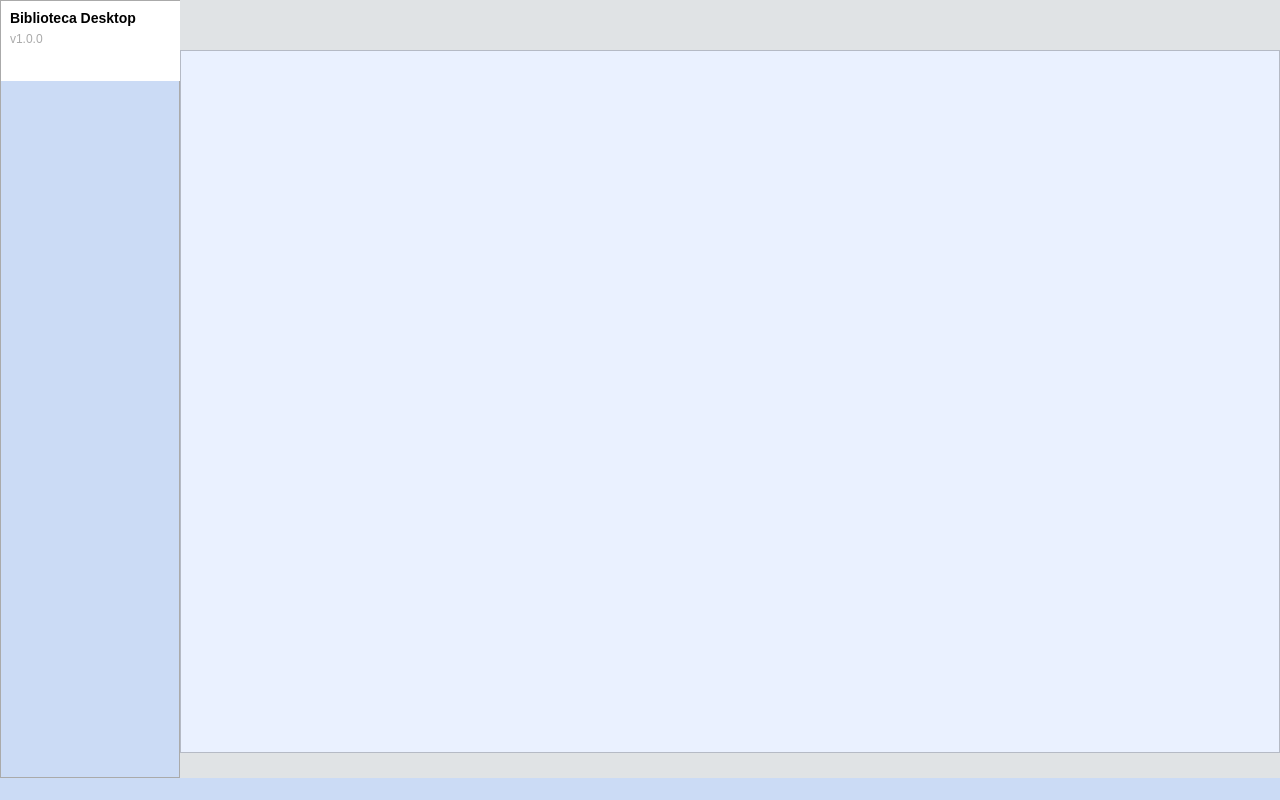
First picture: the form in src/ui/mainwindow.ui, repository marlon-Symczecym/Liber, before the edit.
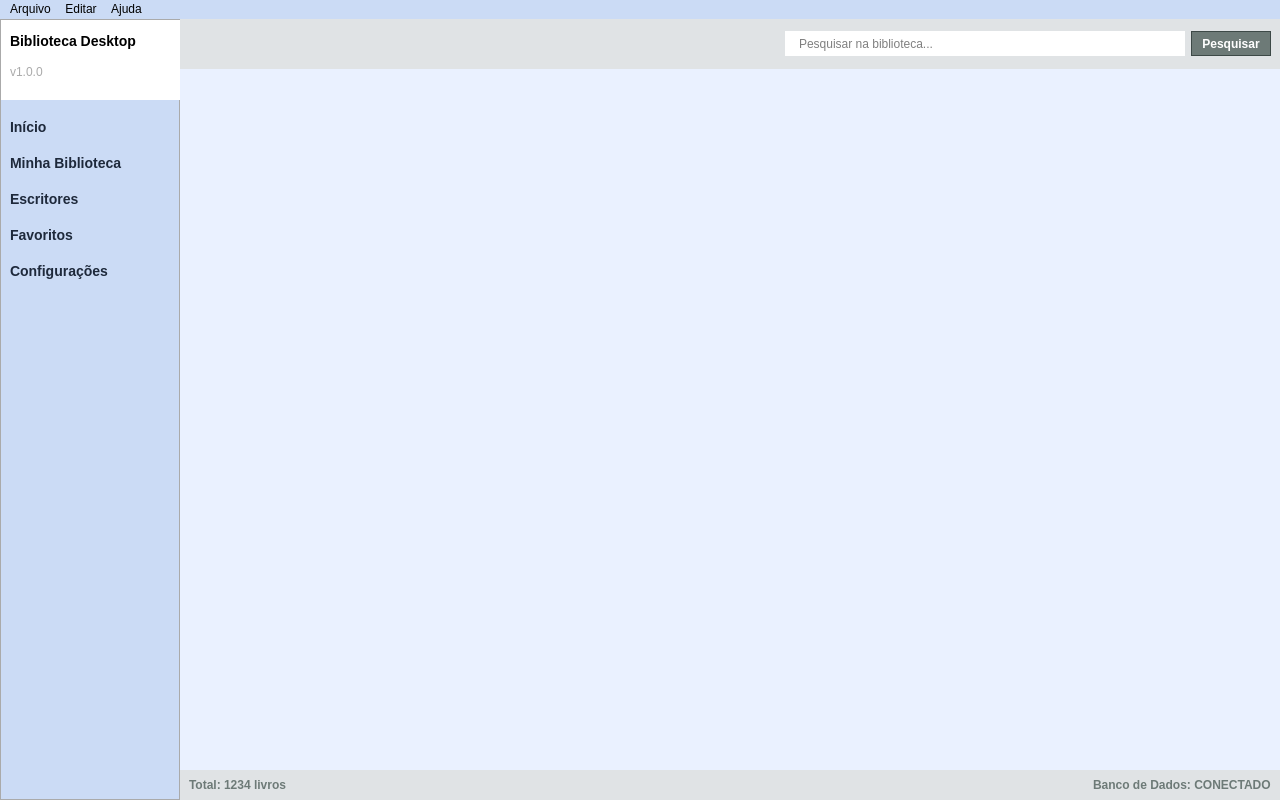
Second picture: the form after the edit. Icons and pictures are not drawn.

Commit message:
feat: aprimorar layout da janela principal e integrar ícones
Reestrutura a interface `mainwindow.ui` para um layout completo com barra lateral de navegação, cabeçalho de pesquisa e rodapé. Integra um conjunto de ícones SVG através do sistema de recursos do Qt (`resource.qrc`) para os botões do menu lateral e ações da barra de menus.

Adiciona a funcionalidade de "Sair" pelo menu "Arquivo", permitindo fechar a aplicação.

Diff of the .ui file:
```diff
--- a/src/ui/mainwindow.ui
+++ b/src/ui/mainwindow.ui
@@ -44,7 +44,7 @@
       <property name="minimumSize">
        <size>
         <width>180</width>
-        <height>0</height>
+        <height>25</height>
        </size>
       </property>
       <property name="maximumSize">
@@ -84,7 +84,7 @@
          <property name="minimumSize">
           <size>
            <width>180</width>
-           <height>80</height>
+           <height>25</height>
           </size>
          </property>
          <property name="maximumSize">
@@ -105,7 +105,13 @@
          </property>
          <layout class="QFormLayout" name="formLayout">
           <item row="0" column="0">
-           <widget class="QLabel" name="lbl_title">
+           <widget class="QLabel" name="lblTitle">
+            <property name="minimumSize">
+             <size>
+              <width>0</width>
+              <height>25</height>
+             </size>
+            </property>
             <property name="styleSheet">
              <string notr="true">color: black;
 font-weight: bold;</string>
@@ -116,7 +122,13 @@
            </widget>
           </item>
           <item row="1" column="0">
-           <widget class="QLabel" name="lbl_title_2">
+           <widget class="QLabel" name="lblVersion">
+            <property name="minimumSize">
+             <size>
+              <width>0</width>
+              <height>25</height>
+             </size>
+            </property>
             <property name="styleSheet">
              <string notr="true">color: #aaa;
 font-size: 12px;
@@ -131,7 +143,13 @@
         </widget>
        </item>
        <item row="1" column="0">
-        <widget class="QFrame" name="frame_sidebar_menu">
+        <widget class="QFrame" name="frameSidebarMenu">
+         <property name="minimumSize">
+          <size>
+           <width>0</width>
+           <height>25</height>
+          </size>
+         </property>
          <property name="styleSheet">
           <string notr="true">border: none;</string>
          </property>
@@ -141,6 +159,250 @@
          <property name="frameShadow">
           <enum>QFrame::Shadow::Raised</enum>
          </property>
+         <widget class="QWidget" name="">
+          <property name="geometry">
+           <rect>
+            <x>9</x>
+            <y>9</y>
+            <width>161</width>
+            <height>181</height>
+           </rect>
+          </property>
+          <property name="minimumSize">
+           <size>
+            <width>0</width>
+            <height>25</height>
+           </size>
+          </property>
+          <layout class="QGridLayout" name="gridLayout_3">
+           <property name="sizeConstraint">
+            <enum>QLayout::SizeConstraint::SetDefaultConstraint</enum>
+           </property>
+           <item row="0" column="0">
+            <widget class="QPushButton" name="btnHome">
+             <property name="minimumSize">
+              <size>
+               <width>0</width>
+               <height>25</height>
+              </size>
+             </property>
+             <property name="styleSheet">
+              <string notr="true">color: #1E293B;
+font-size: 14px;
+font-weight: bold;
+text-align: left;</string>
+             </property>
+             <property name="text">
+              <string>Início</string>
+             </property>
+             <property name="icon">
+              <iconset resource="../../resource.qrc">
+               <normaloff>:/resources/icons/home.svg</normaloff>:/resources/icons/home.svg</iconset>
+             </property>
+             <property name="autoDefault">
+              <bool>false</bool>
+             </property>
+             <property name="default">
+              <bool>false</bool>
+             </property>
+             <property name="flat">
+              <bool>false</bool>
+             </property>
+            </widget>
+           </item>
+           <item row="1" column="0">
+            <widget class="QPushButton" name="btnMyBooks">
+             <property name="minimumSize">
+              <size>
+               <width>0</width>
+               <height>25</height>
+              </size>
+             </property>
+             <property name="styleSheet">
+              <string notr="true">color: #1E293B;
+font-size: 14px;
+font-weight: bold;
+text-align: left;</string>
+             </property>
+             <property name="text">
+              <string>Minha Biblioteca</string>
+             </property>
+             <property name="icon">
+              <iconset resource="../../resource.qrc">
+               <normaloff>:/resources/icons/book.svg</normaloff>:/resources/icons/book.svg</iconset>
+             </property>
+             <property name="autoDefault">
+              <bool>false</bool>
+             </property>
+             <property name="default">
+              <bool>false</bool>
+             </property>
+             <property name="flat">
+              <bool>false</bool>
+             </property>
+            </widget>
+           </item>
+           <item row="2" column="0">
+            <widget class="QPushButton" name="btnAuthors">
+             <property name="minimumSize">
+              <size>
+               <width>0</width>
+               <height>25</height>
+              </size>
+             </property>
+             <property name="styleSheet">
+              <string notr="true">color: #1E293B;
+font-size: 14px;
+font-weight: bold;
+text-align: left;</string>
+             </property>
+             <property name="text">
+              <string>Escritores</string>
+             </property>
+             <property name="icon">
+              <iconset resource="../../resource.qrc">
+               <normaloff>:/resources/icons/author.svg</normaloff>:/resources/icons/author.svg</iconset>
+             </property>
+             <property name="autoDefault">
+              <bool>false</bool>
+             </property>
+             <property name="default">
+              <bool>false</bool>
+             </property>
+             <property name="flat">
+              <bool>false</bool>
+             </property>
+            </widget>
+           </item>
+           <item row="3" column="0">
+            <widget class="QPushButton" name="btnFavorite">
+             <property name="minimumSize">
+              <size>
+               <width>0</width>
+               <height>25</height>
+              </size>
+             </property>
+             <property name="styleSheet">
+              <string notr="true">color: #1E293B;
+font-size: 14px;
+font-weight: bold;
+text-align: left;</string>
+             </property>
+             <property name="text">
+              <string>Favoritos</string>
+             </property>
+             <property name="icon">
+              <iconset resource="../../resource.qrc">
+               <normaloff>:/resources/icons/favorite.svg</normaloff>:/resources/icons/favorite.svg</iconset>
+             </property>
+             <property name="autoDefault">
+              <bool>false</bool>
+             </property>
+             <property name="default">
+              <bool>false</bool>
+             </property>
+             <property name="flat">
+              <bool>false</bool>
+             </property>
+            </widget>
+           </item>
+           <item row="4" column="0">
+            <widget class="QPushButton" name="btnSettings">
+             <property name="minimumSize">
+              <size>
+               <width>0</width>
+               <height>25</height>
+              </size>
+             </property>
+             <property name="styleSheet">
+              <string notr="true">color: #1E293B;
+font-size: 14px;
+font-weight: bold;
+text-align: left;</string>
+             </property>
+             <property name="text">
+              <string>Configurações</string>
+             </property>
+             <property name="icon">
+              <iconset resource="../../resource.qrc">
+               <normaloff>:/resources/icons/settings.svg</normaloff>:/resources/icons/settings.svg</iconset>
+             </property>
+             <property name="autoDefault">
+              <bool>false</bool>
+             </property>
+             <property name="default">
+              <bool>false</bool>
+             </property>
+             <property name="flat">
+              <bool>false</bool>
+             </property>
+            </widget>
+           </item>
+          </layout>
+         </widget>
+        </widget>
+       </item>
+      </layout>
+     </widget>
+    </item>
+    <item row="2" column="1">
+     <widget class="QFrame" name="frameFooter">
+      <property name="minimumSize">
+       <size>
+        <width>0</width>
+        <height>30</height>
+       </size>
+      </property>
+      <property name="maximumSize">
+       <size>
+        <width>16777215</width>
+        <height>30</height>
+       </size>
+      </property>
+      <property name="styleSheet">
+       <string notr="true">background-color: #e0e3e5;
+border: none;</string>
+      </property>
+      <property name="frameShape">
+       <enum>QFrame::Shape::StyledPanel</enum>
+      </property>
+      <property name="frameShadow">
+       <enum>QFrame::Shadow::Raised</enum>
+      </property>
+      <layout class="QHBoxLayout" name="horizontalLayout_3">
+       <item>
+        <widget class="QLabel" name="label">
+         <property name="styleSheet">
+          <string notr="true">color: #6d7a77;
+font-weight: bold</string>
+         </property>
+         <property name="text">
+          <string>Total: 1234 livros</string>
+         </property>
+        </widget>
+       </item>
+       <item>
+        <spacer name="horizontalSpacer_2">
+         <property name="orientation">
+          <enum>Qt::Orientation::Horizontal</enum>
+         </property>
+         <property name="sizeHint" stdset="0">
+          <size>
+           <width>809</width>
+           <height>9</height>
+          </size>
+         </property>
+        </spacer>
+       </item>
+       <item>
+        <widget class="QLabel" name="label_2">
+         <property name="styleSheet">
+          <string notr="true">color: #6d7a77;
+font-weight: bold</string>
+         </property>
+         <property name="text">
+          <string>Banco de Dados: CONECTADO</string>
+         </property>
         </widget>
        </item>
       </layout>
@@ -151,7 +413,7 @@
       <property name="minimumSize">
        <size>
         <width>0</width>
-        <height>50</height>
+        <height>25</height>
        </size>
       </property>
       <property name="maximumSize">
@@ -170,45 +432,95 @@
       <property name="frameShadow">
        <enum>QFrame::Shadow::Raised</enum>
       </property>
+      <layout class="QHBoxLayout" name="horizontalLayout_2">
+       <item>
+        <spacer name="horizontalSpacer">
+         <property name="orientation">
+          <enum>Qt::Orientation::Horizontal</enum>
+         </property>
+         <property name="sizeHint" stdset="0">
+          <size>
+           <width>535</width>
+           <height>20</height>
+          </size>
+         </property>
+        </spacer>
+       </item>
+       <item>
+        <layout class="QHBoxLayout" name="horizontalLayout">
+         <item>
+          <widget class="QLineEdit" name="editSearch">
+           <property name="minimumSize">
+            <size>
+             <width>400</width>
+             <height>25</height>
+            </size>
+           </property>
+           <property name="maximumSize">
+            <size>
+             <width>400</width>
+             <height>25</height>
+            </size>
+           </property>
+           <property name="styleSheet">
+            <string notr="true">background-color: white;
+padding-left: 12px;</string>
+           </property>
+           <property name="maxLength">
+            <number>50</number>
+           </property>
+           <property name="frame">
+            <bool>true</bool>
+           </property>
+           <property name="placeholderText">
+            <string>Pesquisar na biblioteca...</string>
+           </property>
+           <property name="clearButtonEnabled">
+            <bool>false</bool>
+           </property>
+          </widget>
+         </item>
+         <item>
+          <widget class="QPushButton" name="btnSearch">
+           <property name="minimumSize">
+            <size>
+             <width>80</width>
+             <height>25</height>
+            </size>
+           </property>
+           <property name="maximumSize">
+            <size>
+             <width>80</width>
+             <height>25</height>
+            </size>
+           </property>
+           <property name="styleSheet">
+            <string notr="true">background-color: #6d7a77;
+color: white;
+font-weight: bold;
+border: 1px solid #3d4947;</string>
+           </property>
+           <property name="text">
+            <string>Pesquisar</string>
+           </property>
+          </widget>
+         </item>
+        </layout>
+       </item>
+      </layout>
      </widget>
     </item>
     <item row="1" column="1">
-     <widget class="QFrame" name="frame">
+     <widget class="QWidget" name="widgetCentral" native="true">
+      <property name="minimumSize">
+       <size>
+        <width>0</width>
+        <height>25</height>
+       </size>
+      </property>
       <property name="styleSheet">
        <string notr="true">background-color: #eaf1ff;</string>
       </property>
-      <property name="frameShape">
-       <enum>QFrame::Shape::StyledPanel</enum>
-      </property>
-      <property name="frameShadow">
-       <enum>QFrame::Shadow::Raised</enum>
-      </property>
-     </widget>
-    </item>
-    <item row="2" column="1">
-     <widget class="QFrame" name="frame_header_2">
-      <property name="minimumSize">
-       <size>
-        <width>0</width>
-        <height>20</height>
-       </size>
-      </property>
-      <property name="maximumSize">
-       <size>
-        <width>16777215</width>
-        <height>25</height>
-       </size>
-      </property>
-      <property name="styleSheet">
-       <string notr="true">background-color: #e0e3e5;
-border: none;</string>
-      </property>
-      <property name="frameShape">
-       <enum>QFrame::Shape::StyledPanel</enum>
-      </property>
-      <property name="frameShadow">
-       <enum>QFrame::Shadow::Raised</enum>
-      </property>
      </widget>
     </item>
    </layout>
@@ -222,12 +534,72 @@
      <height>21</height>
     </rect>
    </property>
+   <widget class="QMenu" name="menuArquivo">
+    <property name="title">
+     <string>Arquivo</string>
+    </property>
+    <widget class="QMenu" name="menuAdicionar">
+     <property name="title">
+      <string>Adicionar</string>
+     </property>
+     <addaction name="actionNewBook"/>
+     <addaction name="actionNewAuthor"/>
+    </widget>
+    <addaction name="menuAdicionar"/>
+    <addaction name="separator"/>
+    <addaction name="actionExit"/>
+   </widget>
+   <widget class="QMenu" name="menuEditar">
+    <property name="title">
+     <string>Editar</string>
+    </property>
+   </widget>
+   <widget class="QMenu" name="menuAjuda">
+    <property name="title">
+     <string>Ajuda</string>
+    </property>
+    <addaction name="actionAbout"/>
+   </widget>
+   <addaction name="menuArquivo"/>
+   <addaction name="menuEditar"/>
+   <addaction name="menuAjuda"/>
   </widget>
-  <widget class="QStatusBar" name="statusbar">
-   <property name="enabled">
-    <bool>true</bool>
+  <action name="actionAbout">
+   <property name="icon">
+    <iconset resource="../../resource.qrc">
+     <normaloff>:/resources/icons/info.svg</normaloff>:/resources/icons/info.svg</iconset>
    </property>
-  </widget>
+   <property name="text">
+    <string>Sobre</string>
+   </property>
+  </action>
+  <action name="actionExit">
+   <property name="icon">
+    <iconset resource="../../resource.qrc">
+     <normaloff>:/resources/icons/exit.svg</normaloff>:/resources/icons/exit.svg</iconset>
+   </property>
+   <property name="text">
+    <string>Sair</string>
+   </property>
+  </action>
+  <action name="actionNewBook">
+   <property name="icon">
+    <iconset resource="../../resource.qrc">
+     <normaloff>:/resources/icons/book.svg</normaloff>:/resources/icons/book.svg</iconset>
+   </property>
+   <property name="text">
+    <string>Livro</string>
+   </property>
+  </action>
+  <action name="actionNewAuthor">
+   <property name="icon">
+    <iconset resource="../../resource.qrc">
+     <normaloff>:/resources/icons/author.svg</normaloff>:/resources/icons/author.svg</iconset>
+   </property>
+   <property name="text">
+    <string>Escritor</string>
+   </property>
+  </action>
  </widget>
  <resources/>
  <connections/>
```
Left out of the diff: 12 changed lines with no effect on the pictures. The commit also changes 11 other files.
